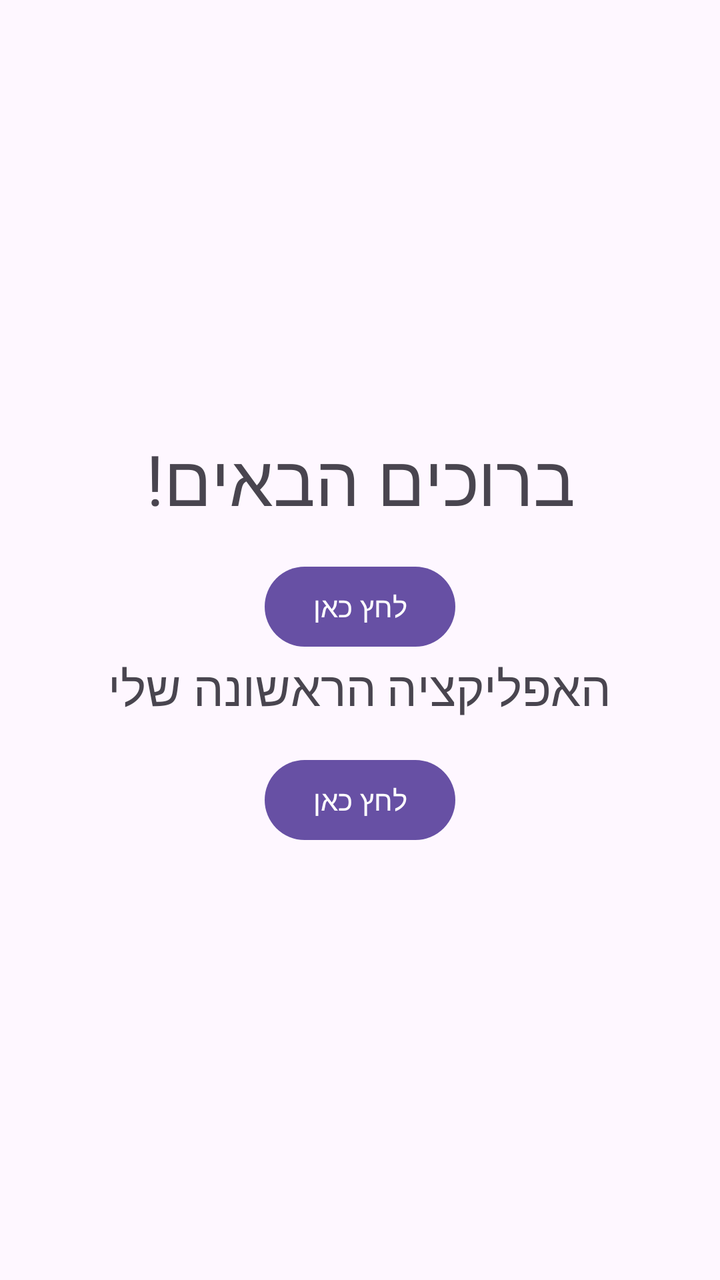
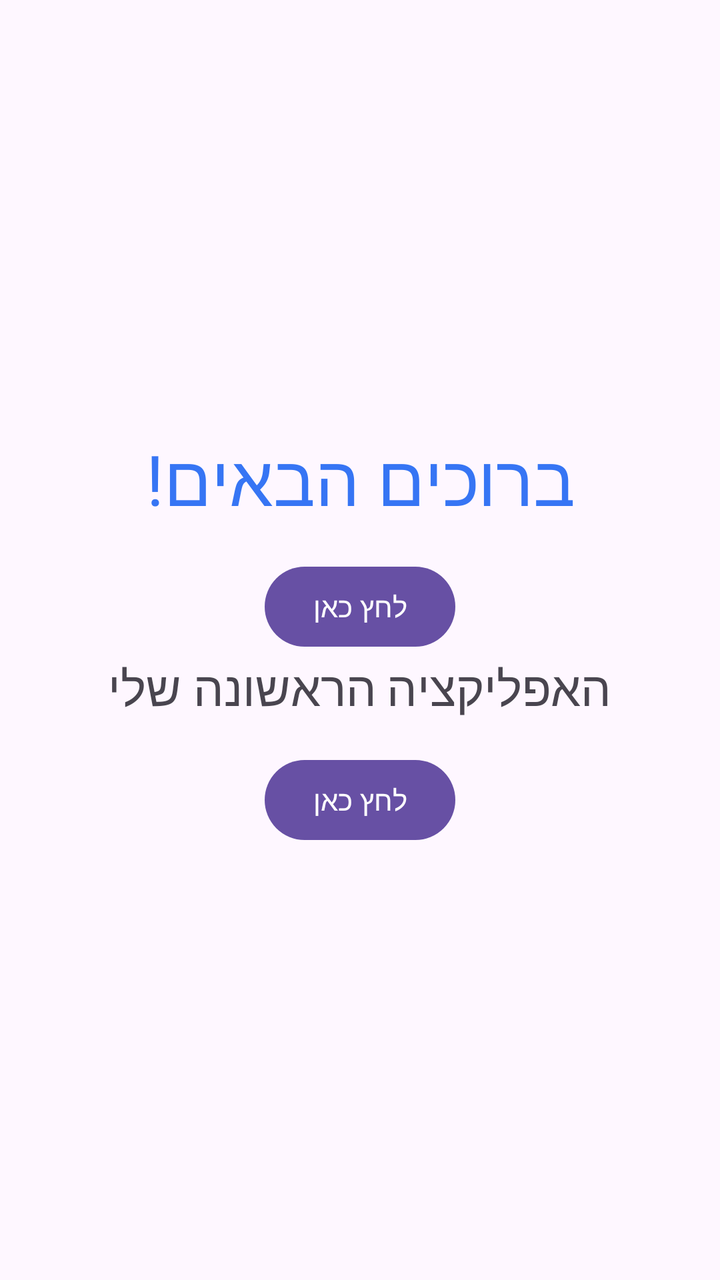

Before-and-after screenshots of an Android layout around one commit, followed by the original layout XML and the change that was made.
<!-- AndroidManifest.xml: application theme Theme.MorielMyApplication -->
<!-- res/layout/activity_main.xml -->
<?xml version="1.0" encoding="utf-8"?>
<LinearLayout xmlns:android="http://schemas.android.com/apk/res/android"
    android:layout_width="match_parent"
    android:layout_height="match_parent"
    android:orientation="vertical"
    android:gravity="center"
    android:padding="16dp">

    <TextView

        android:id="@+id/tvTitle"
        android:layout_width="wrap_content"
        android:layout_height="wrap_content"
        android:text="@string/welcome_message"
        android:textSize="35sp" />

    <Button
        android:id="@+id/btnClick"
        android:layout_width="wrap_content"
        android:layout_height="wrap_content"
        android:layout_marginTop="16dp"
        android:text="@string/click_here" />

    <TextView

        android:layout_width="wrap_content"
        android:layout_height="wrap_content"
        android:text="@string/my_message"
        android:textSize="24sp" />

    <Button
        android:id="@+id/btn_click_me"
        android:layout_width="wrap_content"
        android:layout_height="wrap_content"
        android:layout_marginTop="16dp"
        android:text="@string/click_here" />


</LinearLayout>
<!-- resources referenced by this layout -->
<resources>
  <string name="click_here">לחץ כאן</string>
  <string name="my_message">
      האפליקציה הראשונה שלי
  </string>
  <string name="welcome_message">ברוכים הבאים!</string>
  <style name="Theme.MorielMyApplication" parent="Base.Theme.MorielMyApplication" />
  <style name="Base.Theme.MorielMyApplication" parent="Theme.Material3.DayNight.NoActionBar">
          
          
      </style>
</resources>

<!-- the commit's change to res/layout/activity_main.xml (unified diff, before → after) -->
@@ -12,7 +12,9 @@
         android:layout_width="wrap_content"
         android:layout_height="wrap_content"
         android:text="@string/welcome_message"
-        android:textSize="35sp" />
+        android:textSize="35sp"
+        android:textColor="#3675F4" />
+
 
     <Button
         android:id="@+id/btnClick"
